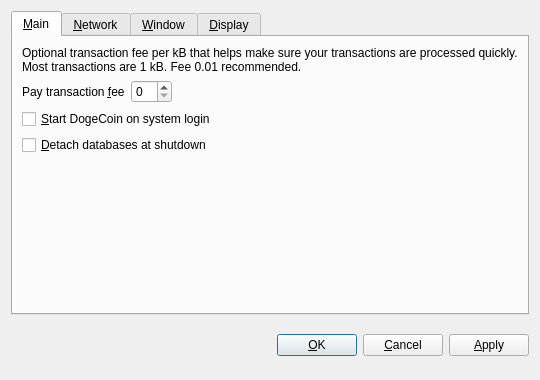
Qt form src/qt/forms/optionsdialog.ui (dogecoin/dogecoin) before a commit.
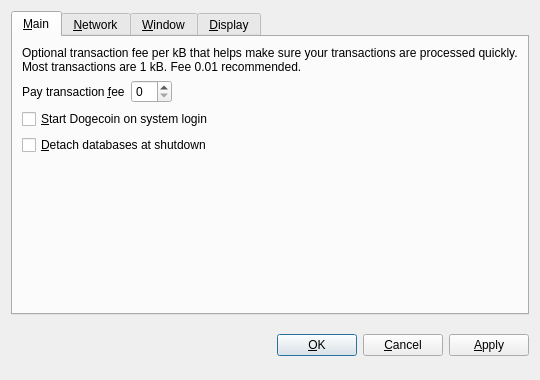
The same form after that commit. The open tabs and pages were chosen to show the change. Custom widgets are drawn as their Qt base class.

Commit message:
Fix Dogecoin nomenclature consistency issues
 * DogeCoin -> Dogecoin

```diff
--- a/src/qt/forms/optionsdialog.ui
+++ b/src/qt/forms/optionsdialog.ui
@@ -82,7 +82,7 @@
           <string>Automatically start DogeCoin after logging in to the system.</string>
          </property>
          <property name="text">
-          <string>&amp;Start DogeCoin on system login</string>
+          <string>&amp;Start Dogecoin on system login</string>
          </property>
         </widget>
        </item>
```
Left out of the diff: 10 changed lines with no effect on the pictures. The commit also changes 29 other files.
